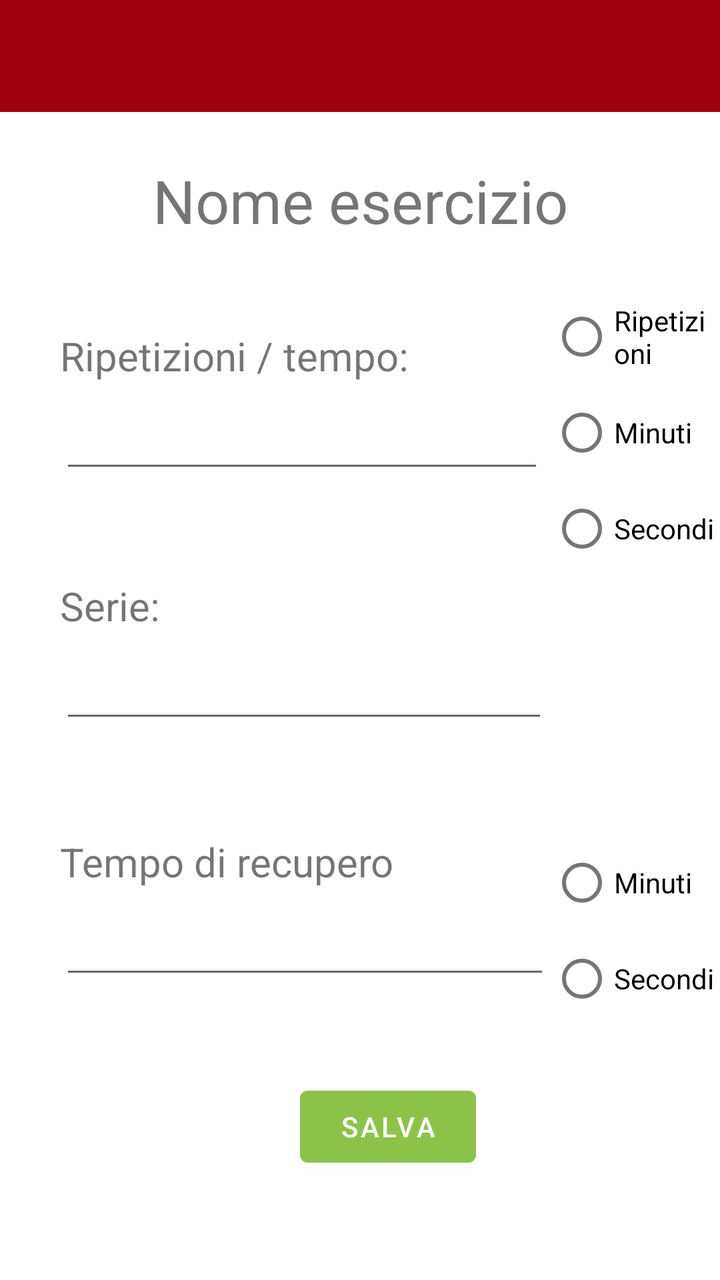
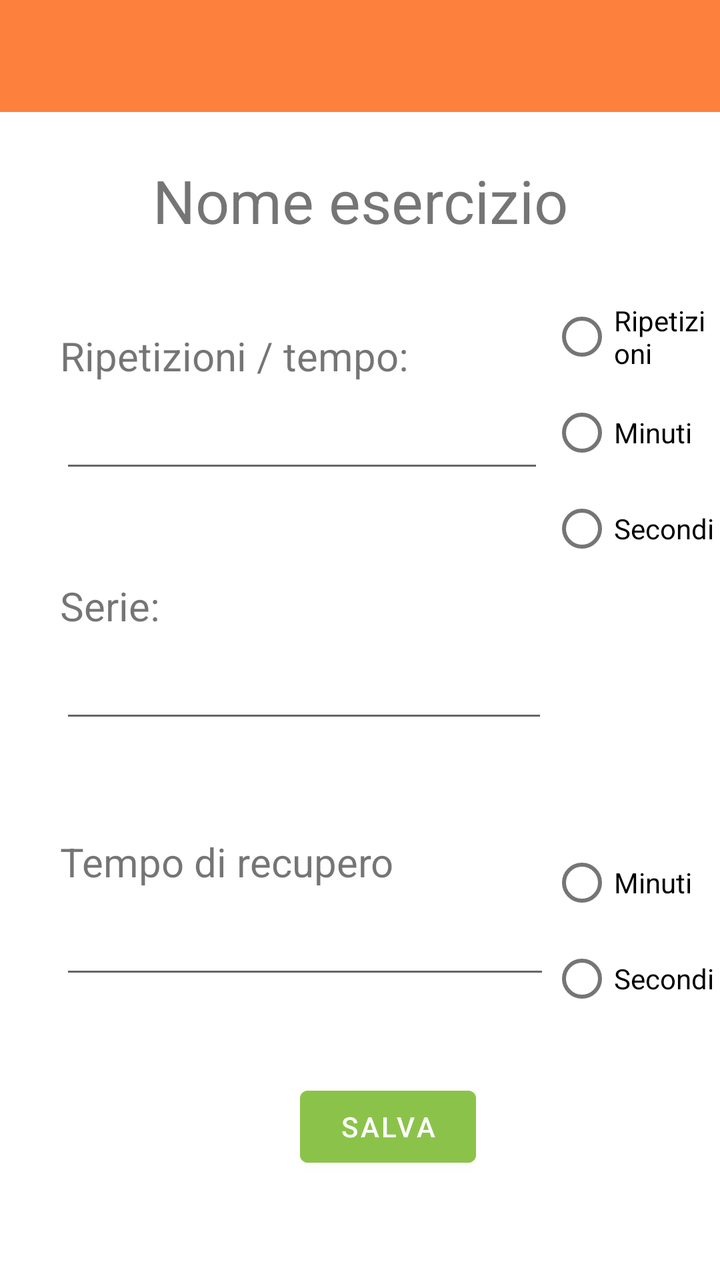

Screens rendered from an Android XML layout before and after an edit, with the pre-edit source and the edit as a unified diff.
<!-- AndroidManifest.xml: application theme Theme.YourCali -->
<!-- res/layout/activity_exercise_configuration_creation.xml -->
<?xml version="1.0" encoding="utf-8"?>
<LinearLayout xmlns:android="http://schemas.android.com/apk/res/android"
    xmlns:tools="http://schemas.android.com/tools"
    android:layout_width="match_parent"
    android:layout_height="match_parent"
    android:orientation="vertical"
    tools:context=".ExerciseCreationActivity">

    <androidx.appcompat.widget.Toolbar
        android:id="@+id/exerciseCreationToolbar"
        android:layout_width="match_parent"
        android:layout_height="wrap_content"
        android:background="@color/Cranberry"
        android:minHeight="?attr/actionBarSize"
        android:theme="@style/MyThemeOverlay_Toolbar2" />

    <Space
        android:id="@+id/space"
        android:layout_width="403dp"
        android:layout_height="24dp" />

    <TextView
        android:id="@+id/exerciseNameLabel"
        android:layout_width="match_parent"
        android:layout_height="wrap_content"
        android:text="Nome esercizio"
        android:textAlignment="center"
        android:textSize="30sp" />

    <Space
        android:layout_width="match_parent"
        android:layout_height="24dp" />

    <LinearLayout
        android:layout_width="match_parent"
        android:layout_height="wrap_content"
        android:orientation="horizontal">

        <LinearLayout
            android:layout_width="275dp"
            android:layout_height="125dp"
            android:layout_marginTop="20sp"
            android:orientation="vertical">

            <TextView
                android:id="@+id/repsLabel"
                android:layout_width="241dp"
                android:layout_height="wrap_content"
                android:layout_marginStart="30sp"
                android:text="@string/ripetizioniTempo"
                android:textSize="20sp" />

            <EditText
                android:id="@+id/repsOrTimePlain"
                android:layout_width="242dp"
                android:layout_height="50sp"
                android:layout_marginStart="30sp"
                android:autofillHints=""
                android:inputType="number"
                android:labelFor="@id/repsOrTimePlain"
                tools:ignore="SpeakableTextPresentCheck" />
        </LinearLayout>

        <RadioGroup
            android:id="@+id/repsOrTimeRadioGroup"
            android:layout_width="match_parent"
            android:layout_height="wrap_content">

            <RadioButton
                android:id="@+id/repsRadioButton"
                android:layout_width="match_parent"
                android:layout_height="wrap_content"
                android:text="Ripetizioni" />

            <RadioButton
                android:id="@+id/minutesRadioButton"
                android:layout_width="match_parent"
                android:layout_height="wrap_content"
                android:text="Minuti" />

            <RadioButton
                android:id="@+id/secondsRadioButton"
                android:layout_width="match_parent"
                android:layout_height="wrap_content"
                android:text="Secondi" />
        </RadioGroup>
    </LinearLayout>

    <TextView
        android:id="@+id/setsLabel"
        android:layout_width="match_parent"
        android:layout_height="wrap_content"
        android:layout_marginStart="30sp"
        android:text="@string/serie"
        android:textSize="20sp" />

    <EditText
        android:id="@+id/setsPlain"
        android:layout_width="244dp"
        android:layout_height="50sp"
        android:layout_marginStart="30sp"
        android:autofillHints=""
        android:inputType="number"
        android:labelFor="@id/repsOrTimePlain"
        tools:ignore="SpeakableTextPresentCheck" />

    <Space
        android:id="@+id/space3"
        android:layout_width="match_parent"
        android:layout_height="51dp" />

    <LinearLayout
        android:layout_width="match_parent"
        android:layout_height="wrap_content"
        android:orientation="horizontal">

        <LinearLayout
            android:layout_width="275dp"
            android:layout_height="98dp"
            android:orientation="vertical">

            <TextView
                android:id="@+id/restTimeLabel"
                android:layout_width="match_parent"
                android:layout_height="wrap_content"
                android:layout_marginStart="30sp"
                android:text="@string/tempo_di_recupero"
                android:textSize="20sp" />

            <EditText
                android:id="@+id/restTimePlain"
                android:layout_width="match_parent"
                android:layout_height="50sp"
                android:layout_marginStart="30sp"
                android:autofillHints=""
                android:inputType="number"
                android:labelFor="@id/repsOrTimePlain"
                tools:ignore="SpeakableTextPresentCheck" />
        </LinearLayout>

        <RadioGroup
            android:id="@+id/restTimeRadioGroup"
            android:layout_width="match_parent"
            android:layout_height="wrap_content">

            <RadioButton
                android:id="@+id/minutesRadioButton2"
                android:layout_width="match_parent"
                android:layout_height="wrap_content"
                android:text="Minuti" />

            <RadioButton
                android:id="@+id/secondsRadioButton2"
                android:layout_width="match_parent"
                android:layout_height="wrap_content"
                android:text="Secondi" />
        </RadioGroup>
    </LinearLayout>

    <Space
        android:layout_width="match_parent"
        android:layout_height="24dp" />

    <Button
        android:id="@+id/saveExerciseConfigurationButton"
        android:layout_width="wrap_content"
        android:layout_height="wrap_content"
        android:layout_marginStart="150sp"
        android:backgroundTint="#8BC34A"
        android:gravity="center"
        android:text="@string/salva"
        android:textAlignment="center" />

</LinearLayout>
<!-- resources referenced by this layout -->
<resources>
  <color name="Cranberry">#9F000F</color>
  <string name="ripetizioniTempo">Ripetizioni / tempo:</string>
  <string name="salva">Salva</string>
  <string name="serie">Serie:</string>
  <string name="tempo_di_recupero">Tempo di recupero</string>
  <style name="MyThemeOverlay_Toolbar2" parent="ThemeOverlay.MaterialComponents.Toolbar.Primary">
          
          <item name="android:textColorPrimary">@color/white</item>
  
          
          <item name="colorOnPrimary">@color/white</item>
      </style>
  <style name="Theme.YourCali" parent="Theme.MaterialComponents.DayNight.NoActionBar">
          
          <item name="colorPrimary">@color/purple_500</item>
          <item name="colorPrimaryVariant">@color/purple_700</item>
          <item name="colorOnPrimary">@color/white</item>
          
          <item name="colorSecondary">@color/teal_200</item>
          <item name="colorSecondaryVariant">@color/teal_700</item>
          <item name="colorOnSecondary">@color/black</item>
          
          <item name="android:statusBarColor">@color/DarkCranberry</item>
          
      </style>
  <color name="white">#FFFFFFFF</color>
  <color name="purple_500">#FF6200EE</color>
  <color name="purple_700">#FF3700B3</color>
  <color name="teal_200">#FF03DAC5</color>
  <color name="teal_700">#FF018786</color>
  <color name="black">#FF000000</color>
  <color name="DarkCranberry">#FF7A020E</color>
</resources>

<!-- the commit's change to res/layout/activity_exercise_configuration_creation.xml (unified diff, before → after) -->
@@ -10,7 +10,7 @@
         android:id="@+id/exerciseCreationToolbar"
         android:layout_width="match_parent"
         android:layout_height="wrap_content"
-        android:background="@color/Cranberry"
+        android:background="@color/Orange"
         android:minHeight="?attr/actionBarSize"
         android:theme="@style/MyThemeOverlay_Toolbar2" />
 
<!-- resource entries referenced after the edit -->
@@ -1,6 +1,6 @@
 <!-- resources referenced by this layout -->
 <resources>
-  <color name="Cranberry">#9F000F</color>
+  <color name="Orange">#FD813C</color>
   <string name="ripetizioniTempo">Ripetizioni / tempo:</string>
   <string name="salva">Salva</string>
   <string name="serie">Serie:</string>
@@ -22,7 +22,7 @@
           <item name="colorSecondaryVariant">@color/teal_700</item>
           <item name="colorOnSecondary">@color/black</item>
           
-          <item name="android:statusBarColor">@color/DarkCranberry</item>
+          <item name="android:statusBarColor">@color/DarkOrange</item>
           
       </style>
   <color name="white">#FFFFFFFF</color>
@@ -31,6 +31,6 @@
   <color name="teal_200">#FF03DAC5</color>
   <color name="teal_700">#FF018786</color>
   <color name="black">#FF000000</color>
-  <color name="DarkCranberry">#FF7A020E</color>
+  <color name="DarkOrange">#FF6F1F</color>
 </resources>
 
